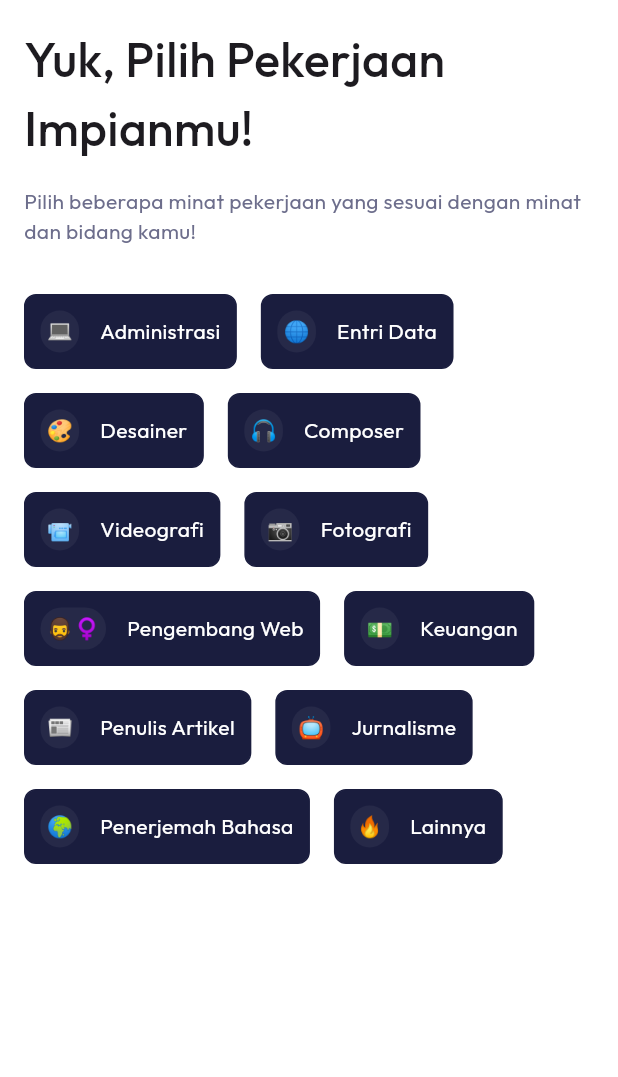
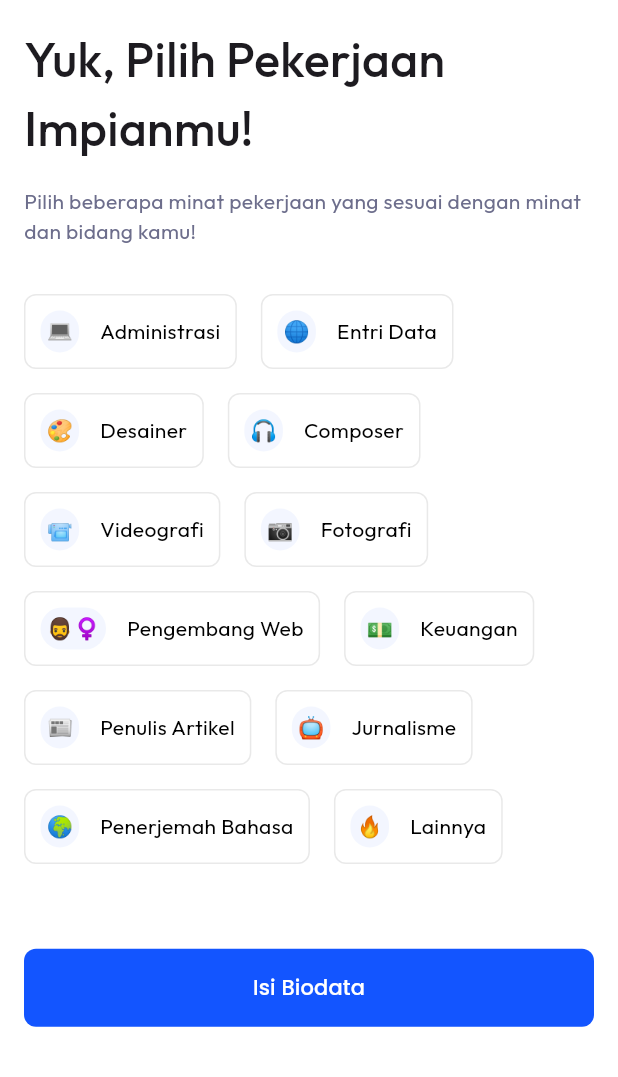
Before and after one commit to indahgithaa/includemy, a Flutter app: the DreamJobsPage screen opened directly, on a phone screen of 412 x 824 dp, the part 159-1236 px from its top. Run offline on Flutter 3.47's test engine with Material 3 defaults, Android fonts, the phone set to English and light mode, and no system bars; our stand-ins replace flutter_svg, google_fonts.

Commit message:
feat: pilih pekerjaan (finished)

```diff
--- a/lib/pages/halaman_registrasi/pilih_pekerjaan_impian.dart
+++ b/lib/pages/halaman_registrasi/pilih_pekerjaan_impian.dart
@@ -3,6 +3,7 @@ import 'package:flutter_svg/flutter_svg.dart';
 import 'package:google_fonts/google_fonts.dart';
 import 'package:includemy/styles/color_styles.dart';
 import '../widgets/chip_options.dart';
+import '../widgets/buttons.dart';
 
 class DreamJobsPage extends StatefulWidget {
   const DreamJobsPage({super.key});
@@ -56,7 +57,7 @@ class _DreamJobsPageState extends State<DreamJobsPage> {
             ),
             SizedBox(height: 32,),
             Container(
-              height: 300,
+              height: 368,
               width: 400,
               child: Wrap(
                 direction: Axis.horizontal,
@@ -71,6 +72,21 @@ class _DreamJobsPageState extends State<DreamJobsPage> {
                   ),
               ),
             ),
+            SizedBox(height: 51,),
+            Expanded(
+              child: Align(
+                alignment: Alignment.bottomCenter,
+                child: Buttons(
+                  text: "Isi Biodata",
+                  onClicked: (){
+                    //Navigator.push(context, MaterialPageRoute(builder: (context) => DreamJobsPage()));
+                  },
+                  width: MediaQuery.of(context).size.width,
+                  backgroundColor: ColorStyles.primary,
+                  fontColor: ColorStyles.white
+                ),
+              ),
+            ),
           ],
         ),
       )
--- a/lib/pages/widgets/chip_options.dart
+++ b/lib/pages/widgets/chip_options.dart
@@ -31,9 +31,9 @@ class _ChipOptionsState extends State<ChipOptions> {
       padding: EdgeInsets.all(10),
       decoration: BoxDecoration(
         borderRadius: BorderRadius.circular(8),
-        color: _isSelected ? ColorStyles.white : ColorStyles.selectionBlack,
+        color: _isSelected ? ColorStyles.selectionBlack : ColorStyles.white,
         border: Border.all(
-          color: _isSelected ? ColorStyles.greyOutline : ColorStyles.selectionBlack,
+          color: _isSelected ? ColorStyles.selectionBlack : ColorStyles.greyOutline,
         ),
       ),
       child: GestureDetector(
@@ -49,7 +49,7 @@ class _ChipOptionsState extends State<ChipOptions> {
               padding: EdgeInsets.all(4),
               decoration: BoxDecoration(
                 borderRadius: BorderRadius.circular(100),
-                color: _isSelected ? ColorStyles.primary.withOpacity(0.05) : ColorStyles.white.withOpacity(0.05),
+                color: _isSelected ? ColorStyles.white.withOpacity(0.16) : ColorStyles.primary.withOpacity(0.05),
               ),
               child: Text(
                 widget.icon,
@@ -60,7 +60,7 @@ class _ChipOptionsState extends State<ChipOptions> {
               widget.job,
               style: GoogleFonts.outfit(
                 fontSize: 14,
-                color: _isSelected ? ColorStyles.black : ColorStyles.white,
+                color: _isSelected ? ColorStyles.white : ColorStyles.black,
               ),
             ),
           ],
```
